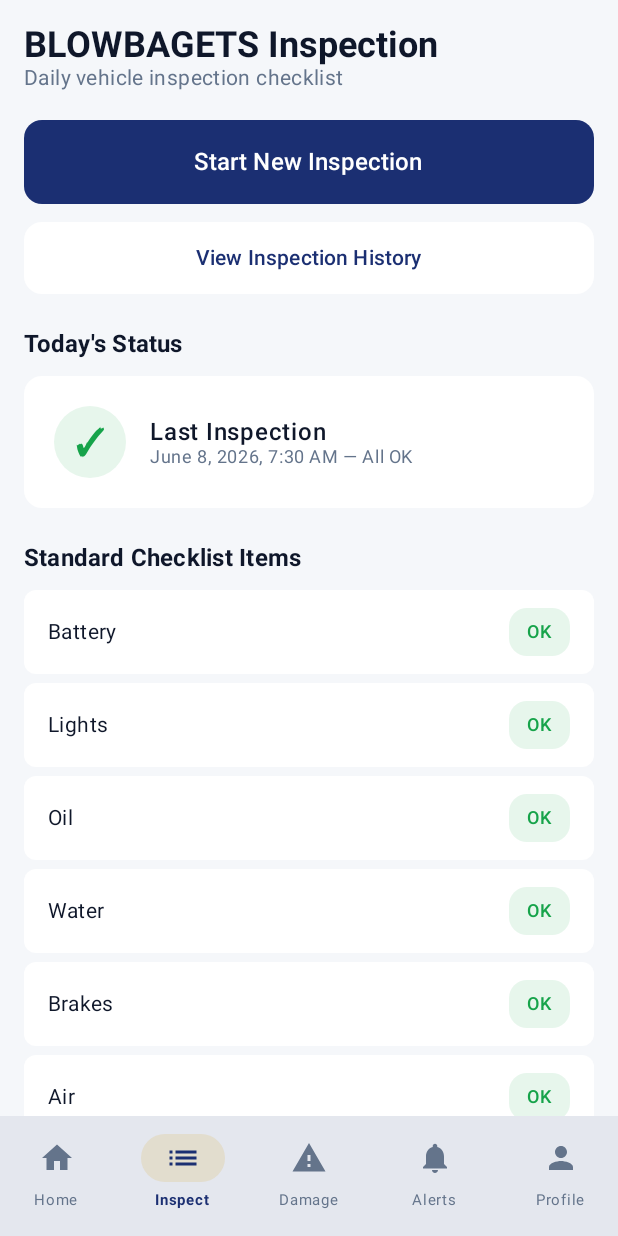
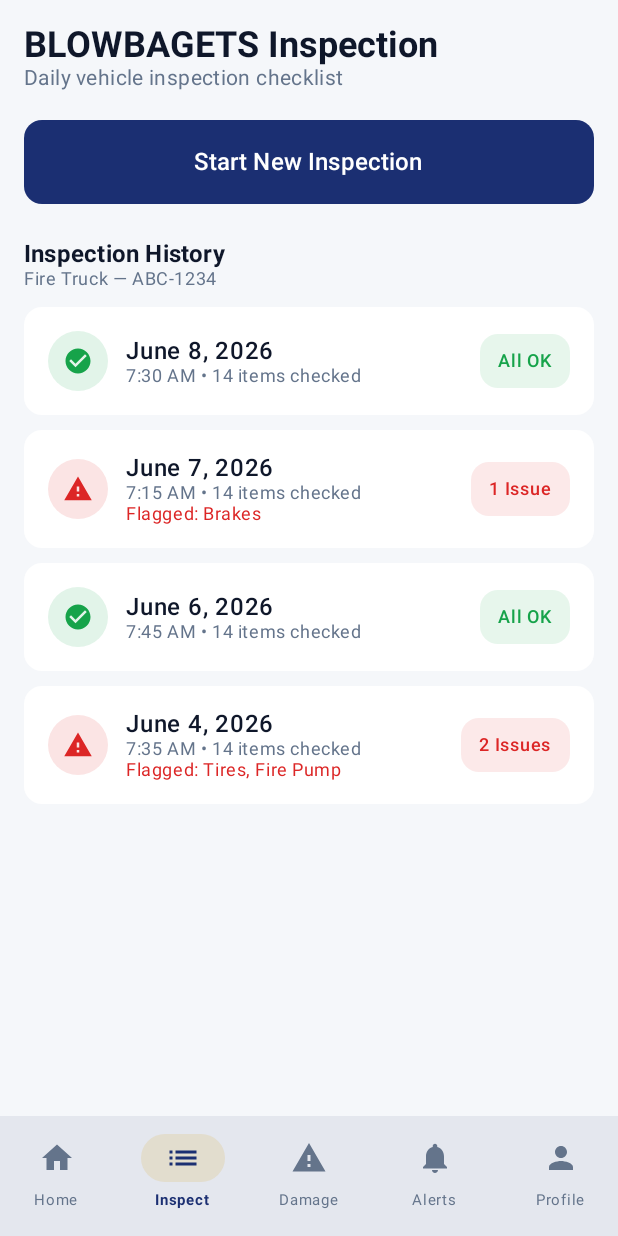
Before and after one commit to tormis-neil/rvms-capstone, an Android app built with Jetpack Compose: the composable DriverShellScreen shown on its own in the app's theme, item 2 of the bottom bar chosen, on a phone screen of 412 x 824 dp. Run offline under Robolectric (Android 15) with nearby library versions, the phone set to English and light mode, and no system bars.

Commit message:
fix: preserve selected tab on back nav; inline history into Inspect/Damage tabs
- DriverShellScreen: hold selectedTab in rememberSaveable instead of remember so the
  active tab survives while a sub-screen is on the back stack. Pressing back from
  View Assigned Vehicle / New Inspection / New Damage Report now returns to the tab you
  were on (e.g. Profile) instead of always snapping back to Home
- Inspection tab: drop the "View Inspection History" button and the "Today's Status" card;
  the landing now shows the full inspection history inline with check/warning icons,
  green/red status colors, and flagged-item details
- Damage tab: drop the "View My Reports" button and the "Latest Report" card; the landing
  now shows the full damage report history inline with status icons (Info for Pending,
  CheckCircle for Reviewed) and amber/green status colors
- Remove the now-redundant InspectionHistoryScreen and DamageReportListScreen sub-screens,
  their routes, NavKeys, and the navigation callbacks that fed them

https://claude.ai/code/session_01KMwkqPQHnZJ1KWSSxJV7bX

```diff
--- a/mobile/app/src/main/java/com/example/rvms/NavigationKeys.kt
+++ b/mobile/app/src/main/java/com/example/rvms/NavigationKeys.kt
@@ -20,7 +20,5 @@ import kotlinx.serialization.Serializable
 @Serializable data object Profile : NavKey
 
 // Sub-screens
-@Serializable data object InspectionHistory : NavKey
-@Serializable data object DamageReportList : NavKey
 @Serializable data object NewInspection : NavKey
 @Serializable data object NewDamageReport : NavKey
--- a/mobile/app/src/main/java/com/example/rvms/ui/inspection/InspectionScreen.kt
+++ b/mobile/app/src/main/java/com/example/rvms/ui/inspection/InspectionScreen.kt
@@ -1,7 +1,6 @@
 package com.example.rvms.ui.inspection
 
 import androidx.compose.foundation.background
-import androidx.compose.foundation.clickable
 import androidx.compose.foundation.layout.Arrangement
 import androidx.compose.foundation.layout.Box
 import androidx.compose.foundation.layout.Column
@@ -17,10 +16,14 @@ import androidx.compose.foundation.rememberScrollState
 import androidx.compose.foundation.shape.CircleShape
 import androidx.compose.foundation.shape.RoundedCornerShape
 import androidx.compose.foundation.verticalScroll
+import androidx.compose.material.icons.Icons
+import androidx.compose.material.icons.filled.CheckCircle
+import androidx.compose.material.icons.filled.Warning
 import androidx.compose.material3.Button
 import androidx.compose.material3.ButtonDefaults
 import androidx.compose.material3.Card
 import androidx.compose.material3.CardDefaults
+import androidx.compose.material3.Icon
 import androidx.compose.material3.MaterialTheme
 import androidx.compose.material3.Text
 import androidx.compose.runtime.Composable
@@ -30,11 +33,10 @@ import androidx.compose.ui.draw.clip
 import androidx.compose.ui.text.font.FontWeight
 import androidx.compose.ui.unit.dp
 import androidx.compose.ui.unit.sp
-import com.example.rvms.data.SampleData
+import com.example.rvms.data.InspectionRecord
 import com.example.rvms.data.Session
 import com.example.rvms.ui.common.ScreenHeader
 import com.example.rvms.theme.Background
-import com.example.rvms.theme.Gold
 import com.example.rvms.theme.NavyBlue
 import com.example.rvms.theme.StatusNotOperational
 import com.example.rvms.theme.StatusOperational
@@ -46,12 +48,10 @@ import com.example.rvms.theme.White
 @Composable
 fun InspectionScreen(
     onStartInspection: () -> Unit,
-    onViewHistory: () -> Unit,
     modifier: Modifier = Modifier,
 ) {
     val scrollState = rememberScrollState()
     val data = Session.current
-    val lastInspection = data.inspectionHistory.firstOrNull()
 
     Column(
         modifier = modifier
@@ -84,111 +84,32 @@ fun InspectionScreen(
             )
         }
 
-        Spacer(modifier = Modifier.height(12.dp))
-
-        // View History Button
-        Button(
-            onClick = onViewHistory,
-            modifier = Modifier
-                .fillMaxWidth()
-                .height(48.dp),
-            shape = RoundedCornerShape(12.dp),
-            colors = ButtonDefaults.buttonColors(
-                containerColor = Surface,
-                contentColor = NavyBlue,
-            ),
-        ) {
-            Text(
-                text = "View Inspection History",
-                fontSize = 14.sp,
-                fontWeight = FontWeight.SemiBold,
-            )
-        }
-
         Spacer(modifier = Modifier.height(24.dp))
 
-        // Today's Status
+        // Inspection History
         Text(
-            text = "Today's Status",
+            text = "Inspection History",
             style = MaterialTheme.typography.titleMedium,
             color = TextPrimary,
             fontWeight = FontWeight.Bold,
         )
-
-        Spacer(modifier = Modifier.height(12.dp))
-
-        Card(
-            modifier = Modifier.fillMaxWidth(),
-            shape = RoundedCornerShape(12.dp),
-            colors = CardDefaults.cardColors(containerColor = Surface),
-        ) {
-            val passed = (lastInspection?.issueCount ?: 0) == 0
-            val statusColor = if (passed) StatusOperational else StatusNotOperational
-            Row(
-                modifier = Modifier.padding(20.dp),
-                verticalAlignment = Alignment.CenterVertically,
-            ) {
-                Box(
-                    modifier = Modifier
-                        .size(48.dp)
-                        .clip(CircleShape)
-                        .background(statusColor.copy(alpha = 0.1f)),
-                    contentAlignment = Alignment.Center,
-                ) {
-                    Text(
-                        text = if (passed) "✓" else "!",
-                        color = statusColor,
-                        fontSize = 24.sp,
-                        fontWeight = FontWeight.Bold,
-                    )
-                }
-                Spacer(modifier = Modifier.width(16.dp))
-                Column {
-                    Text(
-                        text = "Last Inspection",
-                        style = MaterialTheme.typography.bodyLarge,
-                        color = TextPrimary,
-                        fontWeight = FontWeight.SemiBold,
-                    )
-                    Text(
-                        text = lastInspection?.let { "${it.date}, ${it.time} — ${it.resultLabel}" }
-                            ?: "No inspection submitted yet",
-                        style = MaterialTheme.typography.bodySmall,
-                        color = TextSecondary,
-                    )
-                }
-            }
-        }
-
-        Spacer(modifier = Modifier.height(24.dp))
-
-        // Checklist Items Preview
         Text(
-            text = "Standard Checklist Items",
-            style = MaterialTheme.typography.titleMedium,
-            color = TextPrimary,
-            fontWeight = FontWeight.Bold,
+            text = "${data.vehicle.type} — ${data.vehicle.plateNo}",
+            style = MaterialTheme.typography.bodySmall,
+            color = TextSecondary,
         )
 
         Spacer(modifier = Modifier.height(12.dp))
 
-        SampleData.standardInspectionItems.forEach { item ->
-            ChecklistPreviewItem(item)
-        }
-
-        // Agency-specific additional items (BFP only)
-        val extraItems = data.inspectionItems.filter { it !in SampleData.standardInspectionItems }
-        if (extraItems.isNotEmpty()) {
-            Spacer(modifier = Modifier.height(8.dp))
+        if (data.inspectionHistory.isEmpty()) {
             Text(
-                text = "${data.driver.agency.code} Additional Items",
-                style = MaterialTheme.typography.titleSmall,
-                color = Gold,
-                fontWeight = FontWeight.Bold,
+                text = "No inspections submitted yet.",
+                style = MaterialTheme.typography.bodyMedium,
+                color = TextSecondary,
             )
-            Spacer(modifier = Modifier.height(8.dp))
-            extraItems.forEach { item ->
-                ChecklistPreviewItem(item)
+        } else {
+            data.inspectionHistory.forEach { record ->
+                InspectionHistoryItem(record)
             }
         }
 
@@ -197,35 +118,69 @@ fun InspectionScreen(
 }
 
 @Composable
-private fun ChecklistPreviewItem(name: String) {
+private fun InspectionHistoryItem(record: InspectionRecord) {
+    val passed = record.issueCount == 0
+    val statusColor = if (passed) StatusOperational else StatusNotOperational
+    val icon = if (passed) Icons.Default.CheckCircle else Icons.Default.Warning
+
     Card(
         modifier = Modifier
             .fillMaxWidth()
-            .padding(bottom = 6.dp),
-        shape = RoundedCornerShape(8.dp),
+            .padding(bottom = 10.dp),
+        shape = RoundedCornerShape(12.dp),
         colors = CardDefaults.cardColors(containerColor = Surface),
     ) {
         Row(
             modifier = Modifier
                 .fillMaxWidth()
-                .padding(horizontal = 16.dp, vertical = 12.dp),
-            horizontalArrangement = Arrangement.SpaceBetween,
+                .padding(16.dp),
             verticalAlignment = Alignment.CenterVertically,
         ) {
-            Text(
-                text = name,
-                style = MaterialTheme.typography.bodyMedium,
-                color = TextPrimary,
-            )
+            Box(
+                modifier = Modifier
+                    .size(40.dp)
+                    .clip(CircleShape)
+                    .background(statusColor.copy(alpha = 0.12f)),
+                contentAlignment = Alignment.Center,
+            ) {
+                Icon(
+                    imageVector = icon,
+                    contentDescription = null,
+                    tint = statusColor,
+                    modifier = Modifier.size(20.dp),
+                )
+            }
+            Spacer(modifier = Modifier.width(12.dp))
+            Column(modifier = Modifier.weight(1f)) {
+                Text(
+                    text = record.date,
+                    style = MaterialTheme.typography.bodyLarge,
+                    color = TextPrimary,
+                    fontWeight = FontWeight.SemiBold,
+                )
+                Text(
+                    text = "${record.time} • ${record.itemsChecked} items checked",
+                    style = MaterialTheme.typography.bodySmall,
+                    color = TextSecondary,
+                )
+                if (record.flaggedItems.isNotEmpty()) {
+                    Text(
+                        text = "Flagged: ${record.flaggedItems.joinToString(", ")}",
+                        style = MaterialTheme.typography.bodySmall,
+                        color = statusColor,
+                    )
+                }
+            }
+            Spacer(modifier = Modifier.width(12.dp))
             Box(
                 modifier = Modifier
                     .clip(RoundedCornerShape(12.dp))
-                    .background(StatusOperational.copy(alpha = 0.1f))
-                    .padding(horizontal = 12.dp, vertical = 4.dp),
+                    .background(statusColor.copy(alpha = 0.1f))
+                    .padding(horizontal = 12.dp, vertical = 6.dp),
             ) {
                 Text(
-                    text = "OK",
-                    color = StatusOperational,
+                    text = record.resultLabel,
+                    color = statusColor,
                     fontSize = 12.sp,
                     fontWeight = FontWeight.SemiBold,
                 )
--- a/mobile/app/src/main/java/com/example/rvms/ui/shell/DriverShellScreen.kt
+++ b/mobile/app/src/main/java/com/example/rvms/ui/shell/DriverShellScreen.kt
@@ -18,7 +18,7 @@ import androidx.compose.material3.MaterialTheme
 import androidx.compose.runtime.Composable
 import androidx.compose.runtime.getValue
 import androidx.compose.runtime.mutableIntStateOf
-import androidx.compose.runtime.remember
+import androidx.compose.runtime.saveable.rememberSaveable
 import androidx.compose.runtime.setValue
 import androidx.compose.ui.Modifier
 import androidx.compose.ui.graphics.vector.ImageVector
@@ -42,15 +42,13 @@ data class BottomNavItem(
 
 @Composable
 fun DriverShellScreen(
-    onNavigateToInspectionHistory: () -> Unit,
     onNavigateToNewInspection: () -> Unit,
     onNavigateToNewDamageReport: () -> Unit,
-    onNavigateToDamageReportList: () -> Unit,
     onNavigateToVehicleInfo: () -> Unit,
     onSignOut: () -> Unit,
     modifier: Modifier = Modifier,
 ) {
-    var selectedTab by remember { mutableIntStateOf(0) }
+    var selectedTab by rememberSaveable { mutableIntStateOf(0) }
 
     val navItems = listOf(
         BottomNavItem("Home", Icons.Default.Home),
@@ -108,12 +106,10 @@ fun DriverShellScreen(
             )
             1 -> InspectionScreen(
                 onStartInspection = onNavigateToNewInspection,
-                onViewHistory = onNavigateToInspectionHistory,
                 modifier = contentModifier,
             )
             2 -> DamageScreen(
                 onSubmitNew = onNavigateToNewDamageReport,
-                onViewReports = onNavigateToDamageReportList,
                 modifier = contentModifier,
             )
             3 -> NotificationScreen(modifier = contentModifier)
```
Also changed, not shown: mobile/app/src/main/java/com/example/rvms/Navigation.kt (+0 -22 lines), mobile/app/src/main/java/com/example/rvms/ui/damage/DamageReportListScreen.kt (deleted, +0 -153 lines), mobile/app/src/main/java/com/example/rvms/ui/damage/DamageScreen.kt (+74 -44 lines), mobile/app/src/main/java/com/example/rvms/ui/inspection/InspectionHistoryScreen.kt (deleted, +0 -150 lines).
